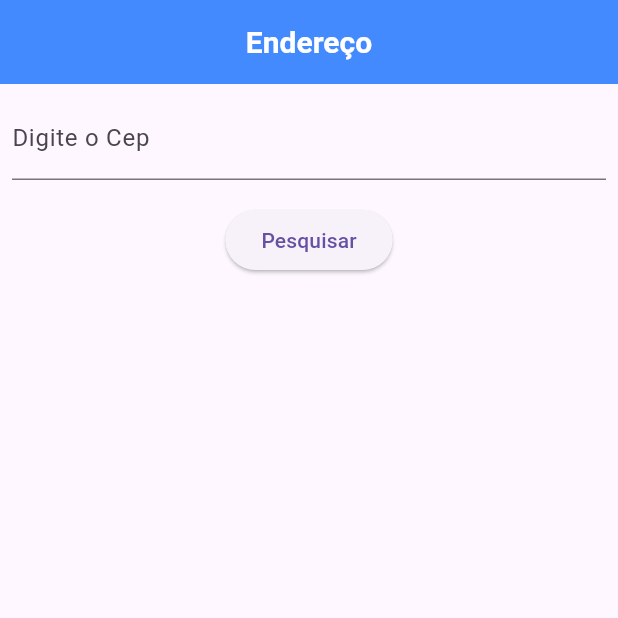
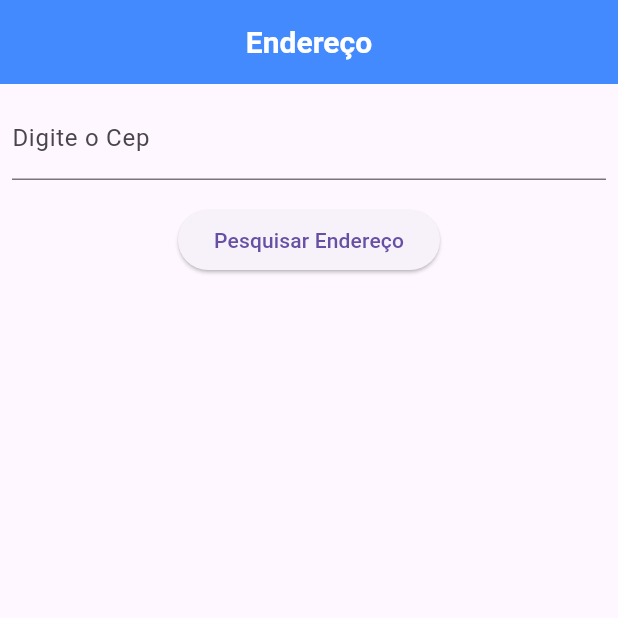
Before and after one commit to ruanjanau/address, a Flutter app: the screen it shows after launch, on a phone screen of 412 x 824 dp, the top half of it. Run offline on Flutter 3.47's test engine with Material 3 defaults, Android fonts, the phone set to English and light mode, and no system bars; our stand-ins replace bloc, dartz, dio, flutter_bloc, freezed_annotation.

Commit message:
alter imports

```diff
--- a/lib/main.dart
+++ b/lib/main.dart
@@ -1,5 +1,5 @@
-import 'package:address/src/app/data/service/service.dart';
-import 'package:address/src/app/presentation/views/bloc/address_bloc.dart';
+import 'src/app/data/service/service.dart';
+import 'src/app/presentation/views/bloc/address_bloc.dart';
 import 'package:dio/dio.dart';
 import 'package:flutter/material.dart';
 import 'package:flutter_bloc/flutter_bloc.dart';
@@ -11,6 +11,7 @@ void main() {
   Dio dio = Dio();
   runApp(
     MaterialApp(
+      debugShowCheckedModeBanner: false,
       initialRoute: '/presentation',
       routes: {
         '/presentation': (context) => BlocProvider(
--- a/lib/src/app/data/model/address_model.dart
+++ b/lib/src/app/data/model/address_model.dart
@@ -1,4 +1,4 @@
-import 'package:address/src/app/domain/entities/entity.dart';
+import '../../domain/entities/entity.dart';
 
 class AddressModel {
   final String? cep;
@@ -25,7 +25,7 @@ class AddressModel {
     this.siafi,
   });
 
-  factory AddressModel.fromJson(dynamic map) {
+  factory AddressModel.fromJson(Map<String, dynamic> map) {
     return AddressModel(
       cep: map['cep'] ?? '',
       logradouro: map['logradouro'] ?? '',
--- a/lib/src/app/presentation/views/address_page.dart
+++ b/lib/src/app/presentation/views/address_page.dart
@@ -1,5 +1,5 @@
-import 'package:address/src/app/data/model/address_model.dart';
-import 'package:address/src/app/presentation/views/bloc/address_bloc.dart';
+import '../../data/model/address_model.dart';
+import 'bloc/address_bloc.dart';
 
 import 'package:flutter_bloc/flutter_bloc.dart';
 import 'package:flutter/material.dart';
@@ -15,6 +15,7 @@ class AddressPage extends StatefulWidget {
 
 class _AddressPageState extends State<AddressPage> {
   late final TextEditingController _searchAddress;
+
   @override
   void initState() {
     super.initState();
@@ -23,7 +24,7 @@ class _AddressPageState extends State<AddressPage> {
 
   @override
   void dispose() {
-    _searchAddress = TextEditingController(text: widget.address.cep);
+    _searchAddress.dispose();
     super.dispose();
   }
 
@@ -43,9 +44,7 @@ class _AddressPageState extends State<AddressPage> {
         ),
         backgroundColor: Colors.blueAccent,
       ),
-      body: BlocListener<AddressBloc, AddressState>(
-        listener: (context, state) {},
-        child: Padding(
+      body: Padding(
         padding: const EdgeInsets.all(8.0),
         child: Column(
           children: [
@@ -56,14 +55,42 @@ class _AddressPageState extends State<AddressPage> {
             const SizedBox(height: 16.0),
             ElevatedButton(
               onPressed: () {
-                  context
-                      .read<AddressBloc>()
-                      .add(AddressEvent.searchAddress(_searchAddress.text));
+                context.read<AddressBloc>().add(
+                      AddressEventSearchAddress(_searchAddress.text),
+                    );
               },
-                child: const Text('Pesquisar'),
+              child: const Text('Pesquisar Endereço'),
+            ),
+            Expanded(
+              child: BlocBuilder<AddressBloc, AddressState>(
+                builder: (context, state) {
+                  if (state is AddressStateLoading) {
+                    return const Center(
+                      child: CircularProgressIndicator(),
+                    );
+                  } else if (state is AddressStateDetails) {
+                    final address = state.address;
+                    return ListView(
+                      children: [
+                        ListTile(
+                          title: Text('CEP: ${address.cep ?? ""}'),
+                          subtitle: Text(
+                            'Bairro: ${address.bairro ?? ""}, Logradouro: ${address.logradouro ?? ""}, Cidade: ${address.localidade ?? ""}, UF: ${address.uf ?? ""}',
+                          ),
                         ),
                       ],
+                    );
+                  } else if (state is AddressStateError) {
+                    return Center(
+                      child: Text('Error: ${state.message}'),
+                    );
+                  } else {
+                    return Container();
+                  }
+                },
               ),
+            ),
+          ],
         ),
       ),
     );
--- a/lib/src/app/presentation/views/bloc/address_event.dart
+++ b/lib/src/app/presentation/views/bloc/address_event.dart
@@ -1,7 +1,10 @@
 part of 'address_bloc.dart';
 
-@freezed
-class AddressEvent with _$AddressEvent {
-  const factory AddressEvent.searchAddress(String cep) =
-      _AddressEventSearchAddress;
+@immutable
+abstract class AddressEvent {}
+
+class AddressEventSearchAddress extends AddressEvent {
+  final String cep;
+
+  AddressEventSearchAddress(this.cep);
 }
--- a/lib/src/app/presentation/views/bloc/address_state.dart
+++ b/lib/src/app/presentation/views/bloc/address_state.dart
@@ -1,13 +1,27 @@
 part of 'address_bloc.dart';
 
-@freezed
-class AddressState with _$AddressState {
-  const factory AddressState.initial() = _AddressStateInitial;
-  const factory AddressState.loading() = _AddressStateLoading;
-  const factory AddressState.success() = _AddressStateSuccess;
-  const factory AddressState.error({required String message}) =
-      _AddressStateError;
-  //call my list when you find the address search
-  const factory AddressState.loaded(List<AddressEntity> addresses) =
-      _AddressStateLoaded;
+class AddressState {
+  const AddressState();
 }
+
+class AddressStateInitial extends AddressState {}
+
+class AddressStateLoading extends AddressState {}
+
+class AddressStateSuccess extends AddressState {
+  final List<AddressEntity> addresses;
+
+  AddressStateSuccess(this.addresses);
+}
+
+class AddressStateError extends AddressState {
+  final String message;
+
+  AddressStateError(this.message);
+}
+
+class AddressStateDetails extends AddressState {
+  final AddressModel address;
+
+  AddressStateDetails(this.address);
+}
```
Also changed, not shown: lib/src/app/data/service/address_service.dart (+18 -2 lines), lib/src/app/presentation/views/bloc/address_bloc.dart (+32 -15 lines). Lines whose indentation alone changed are shown as unchanged.
